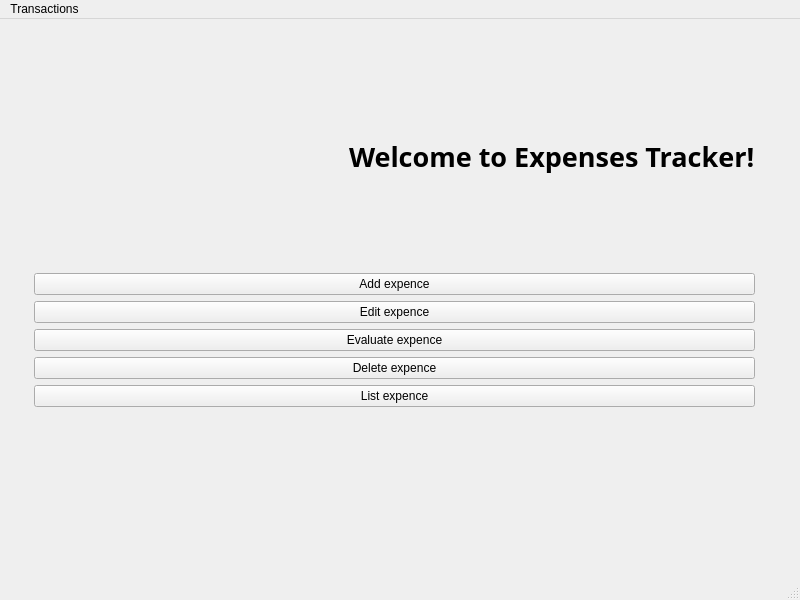
This is ExpenseCalculatorQmake/mainwindow.ui in ivantverdy/ExpensesCalculator as Qt 5 draws it before an edit. The edited form follows.
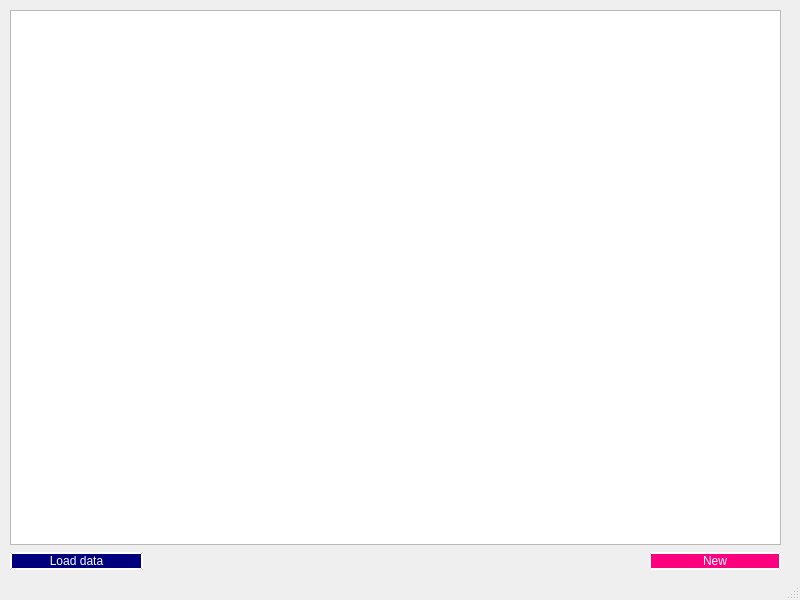
This is the edited form. Icons and pictures are not drawn.

Commit message: Improved UI, reading and showing data from database, refresh button, working on doubleclicked listView item

Patch:
```diff
--- a/ExpenseCalculatorQmake/mainwindow.ui
+++ b/ExpenseCalculatorQmake/mainwindow.ui
@@ -14,106 +14,78 @@
    <string>MainWindow</string>
   </property>
   <widget class="QWidget" name="centralwidget">
-   <widget class="QWidget" name="verticalLayoutWidget_2">
+   <widget class="QWidget" name="">
     <property name="geometry">
      <rect>
-      <x>34</x>
-      <y>27</y>
-      <width>721</width>
-      <height>361</height>
+      <x>10</x>
+      <y>10</y>
+      <width>771</width>
+      <height>561</height>
      </rect>
     </property>
-    <layout class="QVBoxLayout" name="verticalLayout_2">
+    <layout class="QVBoxLayout" name="verticalLayout">
      <item>
-      <layout class="QHBoxLayout" name="horizontalLayout_2">
-       <item>
-        <widget class="QLabel" name="label">
-         <property name="text">
-          <string/>
-         </property>
-         <property name="pixmap">
-          <pixmap>../../Users/aboba/Downloads/calcicon.png</pixmap>
-         </property>
-        </widget>
-       </item>
-       <item>
-        <widget class="QLabel" name="label_2">
-         <property name="font">
-          <font>
-           <family>Arial Black</family>
-           <pointsize>20</pointsize>
-           <bold>true</bold>
-          </font>
-         </property>
-         <property name="text">
-          <string>Welcome to Expenses Tracker!</string>
-         </property>
-        </widget>
-       </item>
-      </layout>
+      <widget class="QListView" name="listView"/>
      </item>
      <item>
-      <layout class="QVBoxLayout" name="verticalLayout_3">
+      <layout class="QHBoxLayout" name="horizontalLayout">
        <item>
-        <layout class="QVBoxLayout" name="verticalLayout">
-         <item>
-          <widget class="QPushButton" name="addExpence">
-           <property name="text">
-            <string>Add expence</string>
-           </property>
-          </widget>
-         </item>
-         <item>
-          <widget class="QPushButton" name="editExpence">
-           <property name="text">
-            <string>Edit expence</string>
-           </property>
-          </widget>
-         </item>
-         <item>
-          <widget class="QPushButton" name="evaluateExpence">
-           <property name="text">
-            <string>Evaluate expence</string>
-           </property>
-          </widget>
-         </item>
-         <item>
-          <widget class="QPushButton" name="deleteExpence">
-           <property name="text">
-            <string>Delete expence</string>
-           </property>
-          </widget>
-         </item>
-         <item>
-          <widget class="QPushButton" name="listExpence">
-           <property name="text">
-            <string>List expence</string>
-           </property>
-          </widget>
-         </item>
-        </layout>
+        <widget class="QPushButton" name="loadData">
+         <property name="styleSheet">
+          <string notr="true">background-color:rgb(0, 0, 127);
+font: 12pt &quot;Segoe UI&quot;;
+min-width: 10px;
+border-style: outset;
+border-width: 2px;
+border-radius:10px;
+border-color: white;
+color: white;
+pedding: 6px;</string>
+         </property>
+         <property name="text">
+          <string>Load data</string>
+         </property>
+        </widget>
+       </item>
+       <item>
+        <spacer name="horizontalSpacer">
+         <property name="orientation">
+          <enum>Qt::Horizontal</enum>
+         </property>
+         <property name="sizeType">
+          <enum>QSizePolicy::Maximum</enum>
+         </property>
+         <property name="sizeHint" stdset="0">
+          <size>
+           <width>500</width>
+           <height>20</height>
+          </size>
+         </property>
+        </spacer>
+       </item>
+       <item>
+        <widget class="QPushButton" name="addExpense">
+         <property name="styleSheet">
+          <string notr="true">background-color: rgb(255, 0, 127);
+font: 12pt &quot;Segoe UI&quot;;
+min-width: 10px;
+border-style: outset;
+border-width: 2px;
+border-radius:10px;
+border-color: white;
+color: white;
+pedding: 6px;</string>
+         </property>
+         <property name="text">
+          <string>New</string>
+         </property>
+        </widget>
        </item>
       </layout>
      </item>
     </layout>
    </widget>
   </widget>
-  <widget class="QMenuBar" name="menubar">
-   <property name="geometry">
-    <rect>
-     <x>0</x>
-     <y>0</y>
-     <width>800</width>
-     <height>21</height>
-    </rect>
-   </property>
-   <widget class="QMenu" name="menuTransactions">
-    <property name="title">
-     <string>Transactions</string>
-    </property>
-   </widget>
-   <addaction name="menuTransactions"/>
-  </widget>
   <widget class="QStatusBar" name="statusbar"/>
  </widget>
  <resources/>
```
The commit also changes 49 other files.
